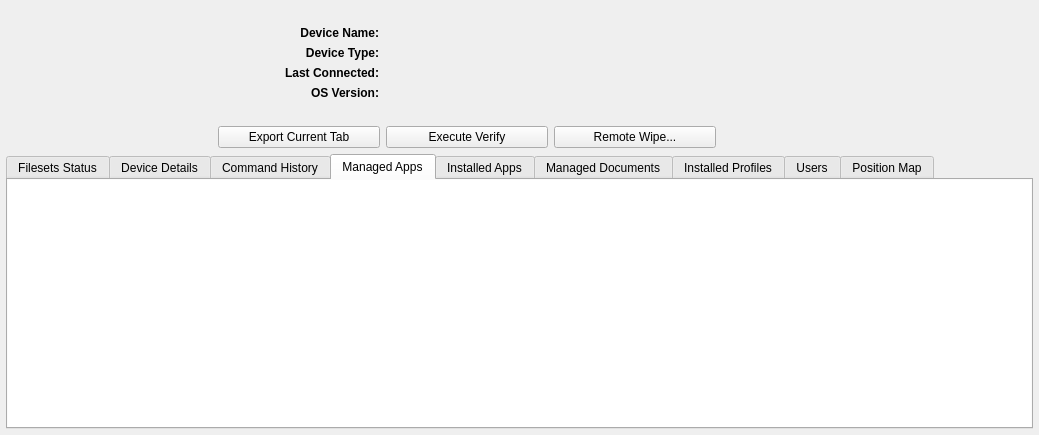
The window that FWAdminLib/ClientReport_iOS_Dlg.ui (fw-dev/translations) describes before a commit, drawn with Qt 5.
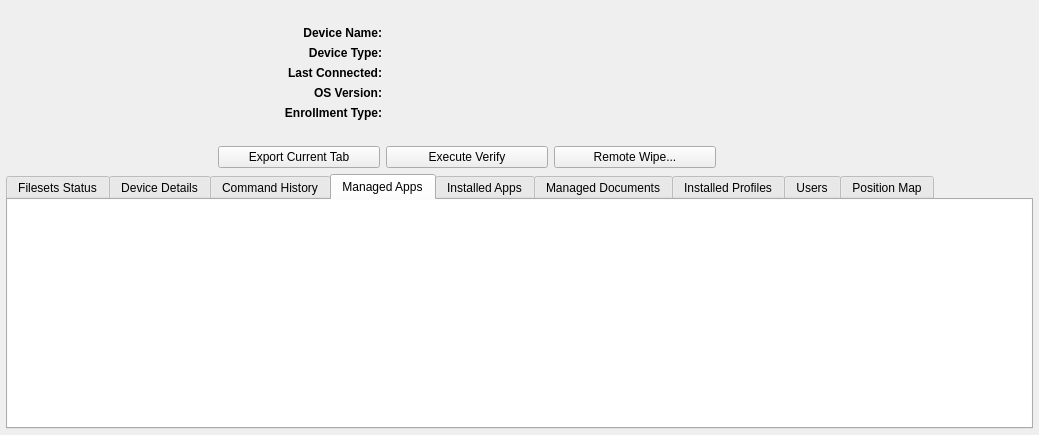
The same window after the commit. The open tabs and pages were chosen to show the change. Icons and pictures are not drawn. Custom widgets are drawn as their Qt base class.

```diff
--- a/FWAdminLib/ClientReport_iOS_Dlg.ui
+++ b/FWAdminLib/ClientReport_iOS_Dlg.ui
@@ -187,6 +187,29 @@
             </property>
            </widget>
           </item>
+          <item row="5" column="1">
+           <widget class="QLabel" name="enrollmentTypeLabel">
+            <property name="font">
+             <font>
+              <weight>75</weight>
+              <bold>true</bold>
+             </font>
+            </property>
+            <property name="text">
+             <string>Enrollment Type:</string>
+            </property>
+            <property name="alignment">
+             <set>Qt::AlignRight|Qt::AlignTrailing|Qt::AlignVCenter</set>
+            </property>
+           </widget>
+          </item>
+          <item row="5" column="2">
+           <widget class="QLabel" name="enrollmentTypeField">
+            <property name="text">
+             <string/>
+            </property>
+           </widget>
+          </item>
          </layout>
         </item>
         <item>
@@ -626,9 +649,9 @@
             <property name="uniformRowHeights">
              <bool>true</bool>
             </property>
-            <attribute name="headerShowSortIndicator" stdset="0">
+            <property name="sortingEnabled">
              <bool>true</bool>
-            </attribute>
+            </property>
            </widget>
           </item>
          </layout>
```
Left out of the diff: 5 changed lines with no effect on the pictures.
